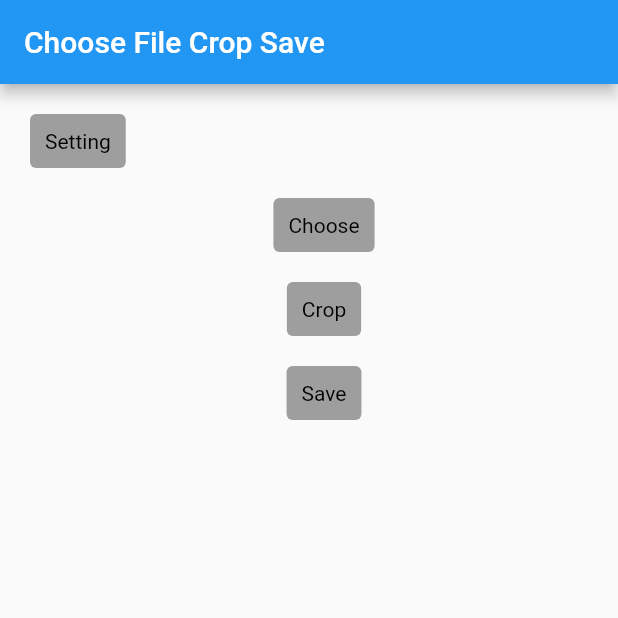
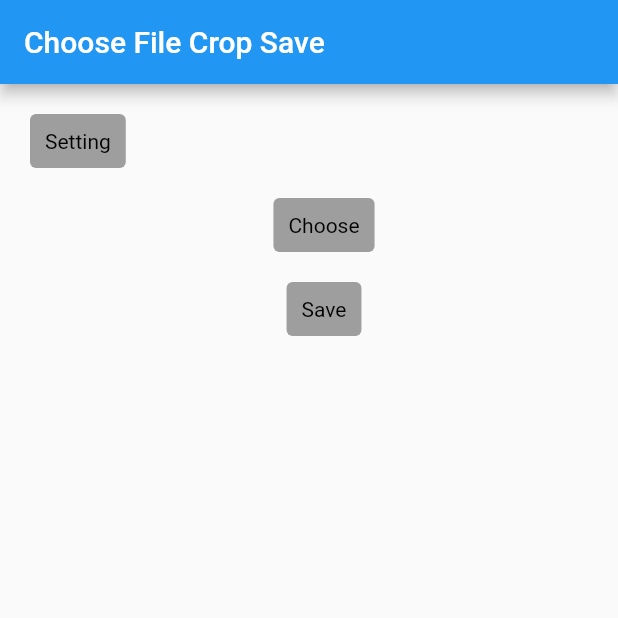
Before and after one commit to phucbv09x3/demo_f_desktop, a Flutter app: the screen it shows after launch, after a tap on "Save", on a phone screen of 412 x 824 dp, the top half of it. Run offline on Flutter 3.47's test engine with Material 2 defaults, Android fonts, the phone set to English and light mode, and no system bars; our stand-ins replace file_picker, image_cropper, image_gallery_saver, image_picker; missing offline and left inert: crop_image, file_picker_desktop.

Commit message:
Process crop list

```diff
--- a/lib/main.dart
+++ b/lib/main.dart
@@ -44,7 +44,6 @@ class MyHomePage extends StatefulWidget {
 }
 
 class _MyHomePageState extends State<MyHomePage> {
-  int _counter = 0;
   File? imagevalue;
   double? height;
   double? width;
@@ -52,10 +51,8 @@ class _MyHomePageState extends State<MyHomePage> {
     aspectRatio: 1.5,
     defaultCrop: const Rect.fromLTRB(0.2, 0.2, 0.5, 0.5),
   );
-
-  XFile? _pickedFile;
-  CroppedFile? _croppedFile;
   Rect? rect;
+  List<File> filesItemCrop = [];
 
   @override
   void dispose() {
@@ -97,7 +94,7 @@ class _MyHomePageState extends State<MyHomePage> {
               Align(
                 alignment: Alignment.topCenter,
                 child: Container(
-                    child: imagevalue == null
+                    child: filesItemCrop.isEmpty
                         ? Container() :
                     //     : Container(
                     //   child: Image.file(
@@ -109,7 +106,8 @@ class _MyHomePageState extends State<MyHomePage> {
                     // ))
                     Container(
                       width: 800,
-                      height: 600,
+                      // height: 600,
+                      color: Colors.yellow,
                       alignment: Alignment.center,
                       // decoration: BoxDecoration(
                       //   image: DecorationImage(
@@ -117,29 +115,15 @@ class _MyHomePageState extends State<MyHomePage> {
                       //     image: NetworkImage("https://picsum.photos/250?image=9"),
                       //   ),
                       // ),
-                      child: CropImage(
-                              image: Image.file(
-                                imagevalue!,
-                                width: 800,
-                                height: 600,
-                                fit: BoxFit.fill,
-                              ),
-                              controller: controller,
-                              // alwaysShowThirdLines: true,
-                              onCrop: (Rect r) async {
-                                setState(() {
-                                  // rect = r;
-                                  // controller.aspectRatio = 1.5;
-                                  // controller.crop = r;
-                                  // Rect finalCropRelative = controller.crop;
-
-                                  Rect finalCropPixels = controller.cropSize;
-                                  rect = r;
-                                  print("ImageCheck1 : $finalCropPixels  ::: ${rect?.bottomRight.direction}");
-                                  print("ImageCheck12 : left : ${r.left} : right: ${r.right}: top:${r.top} : bottom :${r.bottom}");
-                                });
+                      child:ListView.builder(
+                        itemCount: filesItemCrop.length,
+                        shrinkWrap: true,
+                        physics: NeverScrollableScrollPhysics(),
+                        scrollDirection: Axis.vertical,
+                        itemBuilder: (context, i) {
+                          return itemCrop(filesItemCrop[i]);
                         },
-                            ),
+                      )
                     )),
               ),
               InkWell(
@@ -166,50 +150,19 @@ class _MyHomePageState extends State<MyHomePage> {
               ),
               InkWell(
                 onTap: () async {
-                  //Todo crop
-                  // final xpath = imagevalue!.path;
-                  // final bytes = await File(xpath).readAsBytes();
-                  // final img.Image? newImage = img.decodeImage(bytes);
-                  //
-                  // img.Image crop = img.copyCrop(newImage!, 300, 300, 300, 300);
-                  // final jpg = img.encodeJpg(crop);
-                  // File cropSaveFile = File(xpath);
-                  // // cropSaveFile.writeAsBytes(jpg);
-                  // final String? selectedFileName = await saveFile(
-                  //           defaultFileName: 'default-file1.png',
-                  //         );
-                  // await File(selectedFileName ?? '').writeAsBytes(jpg);
-                },
-                child: Align(
-                  alignment: Alignment.center,
-                  child: Container(
-                    decoration: const BoxDecoration(
-                      color: Colors.grey,
-                      borderRadius: BorderRadius.all(Radius.circular(4.0)), // Set rounded corner radius
-                    ),
-                    padding: const EdgeInsets.all(10),
-                    margin: const EdgeInsets.only(top: 20, left: 20),
-                    child: const Text(
-                      "Crop",
-                      style: TextStyle(color: Colors.black),
-                    ),
-                  ),
-                ),
-              ),
-              InkWell(
-                onTap: () async {
                   // _save();
-                  final xpath = imagevalue!.path;
+                  filesItemCrop.forEach((element) async {
+                    final xpath = element!.path;
                     final bytes = await File(xpath).readAsBytes();
                     final img.Image? newImage = img.decodeImage(bytes);
 
 
                     int w = newImage!.width;
-                  int h = newImage!.height;
+                    int h = newImage.height;
                     double wTP = (rect!.right - (rect!.left ?? 0));
                     double hTP = (rect!.bottom - (rect!.top ?? 0));
                     img.Image crop = img.copyCrop(
-                      newImage!,
+                        newImage,
                         (rect!.left * w).toInt(),
                         (rect!.top * h).toInt(),
                         (wTP*w).toInt(),
@@ -224,9 +177,10 @@ class _MyHomePageState extends State<MyHomePage> {
                     final jpg = img.encodeJpg(crop);
                     File cropSaveFile = File(xpath);
                     final String? selectedFileName = await saveFile(
-                    defaultFileName: 'default-file1.png',
+                      defaultFileName: DateTime.now().millisecondsSinceEpoch.toString(),
                     );
                     await File(selectedFileName ?? '').writeAsBytes(jpg);
+                  });
                 },
                 child: Align(
                   alignment: Alignment.center,
@@ -249,6 +203,31 @@ class _MyHomePageState extends State<MyHomePage> {
         ));
   }
 
+  Widget itemCrop(File file) {
+    return CropImage(
+      image: Image.file(
+        file!,
+        width: 800,
+        height: 600,
+        fit: BoxFit.fill,
+      ),
+      controller: controller,
+      // alwaysShowThirdLines: true,
+      onCrop: (Rect r) async {
+        setState(() {
+          // rect = r;
+          // controller.aspectRatio = 1.5;
+          // controller.crop = r;
+          // Rect finalCropRelative = controller.crop;
+
+          Rect finalCropPixels = controller.cropSize;
+          rect = r;
+          print("ImageCheck1 : $finalCropPixels  ::: ${rect?.bottomRight.direction}");
+          print("ImageCheck12 : left : ${r.left} : right: ${r.right}: top:${r.top} : bottom :${r.bottom}");
+        });
+      },
+    );
+  }
   void chooseFile() async {
     // FilePickerResult? filePickerResult = await FilePicker.platform.pickFiles(
     //     allowMultiple: true,
@@ -264,19 +243,20 @@ class _MyHomePageState extends State<MyHomePage> {
     //   setState(() {
     //     imagevalue = file1;
     //   });
-    //   // for(PlatformFile file in filePickerResult.files){
-    //
-    //   // }
+
     // }
 
     try {
       var result = await pickFiles(
-        allowMultiple: false,
+        allowMultiple: true,
       );
+
       if (result != null) {
-        File? file = File(result.files.single.path ?? '');
+        // File? file = File(result.files.single.path ?? '');
+
         setState(() {
-          imagevalue = file;
+          // imagevalue = file;
+          filesItemCrop = result.paths.map((path) => File(path!)).toList();
         });
       } else {
         // User canceled the picker
```
Lines whose indentation alone changed are shown as unchanged.
